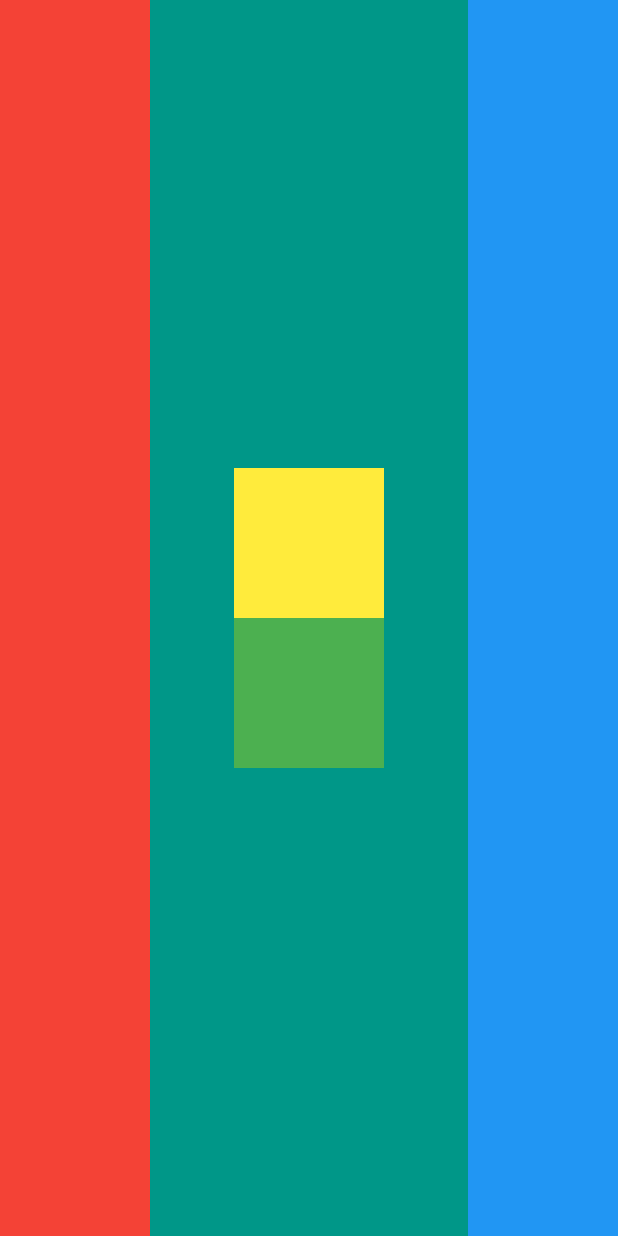
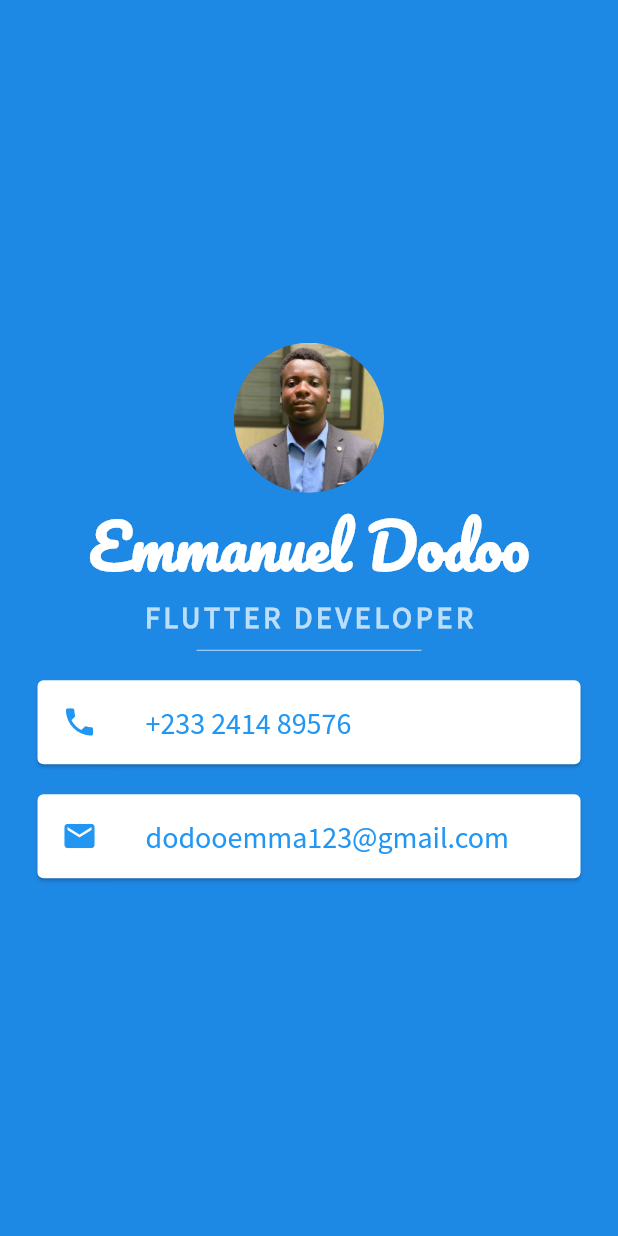
Before and after one commit to Manuel2u/mi-card-app, a Flutter app: the screen it shows after launch, on a phone screen of 412 x 824 dp. Run offline on Flutter 3.47's test engine with Material 2 defaults, Android fonts, the phone set to English and light mode, and no system bars.

Commit message:
finished app

```diff
--- a/lib/main.dart
+++ b/lib/main.dart
@@ -11,35 +11,67 @@ class MyApp extends StatelessWidget {
   Widget build(BuildContext context) {
     return MaterialApp(
       home: Scaffold(
-        backgroundColor: Colors.teal,
+        backgroundColor: Colors.blue[600],
         body: SafeArea(
-            child: Row(
-          crossAxisAlignment: CrossAxisAlignment.stretch,
-          mainAxisAlignment: MainAxisAlignment.spaceBetween,
-          children: <Widget>[
-            Container(
-              color: Colors.red,
-              width: 100.0,
-            ),
-            Column(
-                mainAxisAlignment: MainAxisAlignment.center,
-                children: <Widget>[
-                  Container(
-                    color: Colors.yellow,
-                    width: 100.0,
-                    height: 100.0,
+            child: Center(
+          child: Column(
+            mainAxisAlignment: MainAxisAlignment.center,
+            children: <Widget>[
+              const CircleAvatar(
+                radius: 50.0,
+                backgroundImage: AssetImage("images/profile.png"),
+              ),
+              const Text(
+                "Emmanuel Dodoo",
+                style: TextStyle(
+                    color: Colors.white,
+                    fontWeight: FontWeight.bold,
+                    fontSize: 40.0,
+                    fontFamily: "Pacifico"),
+              ),
+              Text(
+                "FLUTTER DEVELOPER",
+                style: TextStyle(
+                    color: Colors.blue[100],
+                    fontWeight: FontWeight.bold,
+                    letterSpacing: 2.5,
+                    fontSize: 20.0,
+                    fontFamily: "SourceSansPro"),
+              ),
+              SizedBox(
+                  width: 150.0,
+                  height: 20.0,
+                  child: Divider(
+                    color: Colors.blue.shade100,
+                  )),
+              const Card(
+                  margin:
+                      EdgeInsets.symmetric(vertical: 10.0, horizontal: 25.0),
+                  child: ListTile(
+                    leading: Icon(color: Colors.blue, Icons.phone),
+                    title: Text(
+                      "+233 2414 89576",
+                      style: TextStyle(
+                          fontFamily: "SourceSansPro",
+                          fontSize: 20.0,
+                          color: Colors.blue),
+                    ),
+                  )),
+              const Card(
+                margin: EdgeInsets.symmetric(vertical: 10.0, horizontal: 25.0),
+                child: ListTile(
+                  leading: Icon(color: Colors.blue, Icons.email),
+                  title: Text(
+                    "dodooemma123@gmail.com",
+                    style: TextStyle(
+                        fontFamily: "SourceSansPro",
+                        fontSize: 20.0,
+                        color: Colors.blue),
                   ),
-                  Container(
-                    color: Colors.green,
-                    width: 100.0,
-                    height: 100.0,
-                  )
-                ]),
-            Container(
-              color: Colors.blue,
-              width: 100.0,
-            ),
-          ],
+                ),
+              )
+            ],
+          ),
         )),
       ),
     );
```
Also changed, not shown: pubspec.yaml (+11 -67 lines), fonts/Pacifico-Regular.ttf (added), fonts/SourceSansPro-Regular.ttf (added), images/profile.png (added).
